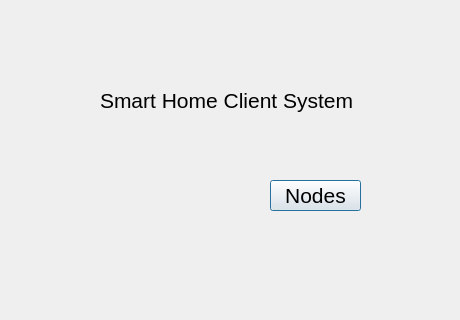
First picture: the form in mainwindow.ui, repository Rabenda/mqtt_show_data_client, before the edit.
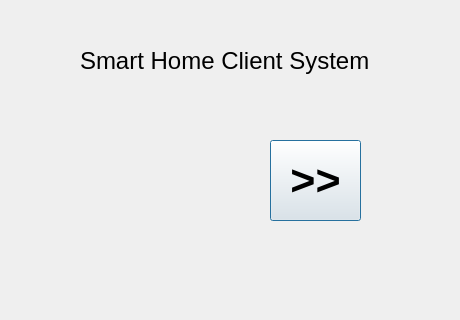
Second picture: the form after the edit. Icons and pictures are not drawn.

Diff of the .ui file:
```diff
--- a/mainwindow.ui
+++ b/mainwindow.ui
@@ -17,56 +17,77 @@
    <property name="geometry">
     <rect>
      <x>270</x>
-     <y>180</y>
+     <y>140</y>
      <width>91</width>
-     <height>31</height>
+     <height>81</height>
     </rect>
    </property>
    <property name="font">
     <font>
-     <pointsize>16</pointsize>
+     <pointsize>32</pointsize>
+     <weight>75</weight>
+     <bold>true</bold>
     </font>
    </property>
-   <property name="text">
-    <string>Nodes</string>
+   <property name="focusPolicy">
+    <enum>Qt::StrongFocus</enum>
    </property>
-  </widget>
-  <widget class="QLabel" name="label">
-   <property name="geometry">
-    <rect>
-     <x>70</x>
-     <y>70</y>
-     <width>251</width>
-     <height>61</height>
-    </rect>
+   <property name="contextMenuPolicy">
+    <enum>Qt::DefaultContextMenu</enum>
    </property>
-   <property name="font">
-    <font>
-     <pointsize>14</pointsize>
-    </font>
+   <property name="layoutDirection">
+    <enum>Qt::LeftToRight</enum>
    </property>
+   <property name="autoFillBackground">
+    <bool>false</bool>
+   </property>
    <property name="text">
-    <string/>
+    <string>&gt;&gt;</string>
+   </property>
+   <property name="iconSize">
+    <size>
+     <width>64</width>
+     <height>64</height>
+    </size>
    </property>
   </widget>
   <widget class="QLabel" name="label_2">
    <property name="geometry">
     <rect>
-     <x>100</x>
-     <y>80</y>
-     <width>271</width>
+     <x>80</x>
+     <y>40</y>
+     <width>311</width>
      <height>41</height>
     </rect>
    </property>
    <property name="font">
     <font>
-     <pointsize>16</pointsize>
+     <pointsize>18</pointsize>
     </font>
    </property>
    <property name="text">
     <string>Smart Home Client System</string>
    </property>
   </widget>
+  <widget class="QLabel" name="label_3">
+   <property name="geometry">
+    <rect>
+     <x>70</x>
+     <y>100</y>
+     <width>161</width>
+     <height>161</height>
+    </rect>
+   </property>
+   <property name="text">
+    <string/>
+   </property>
+   <property name="pixmap">
+    <pixmap resource="res.qrc">:/res/domotics/1227737.png</pixmap>
+   </property>
+   <property name="scaledContents">
+    <bool>true</bool>
+   </property>
+  </widget>
  </widget>
  <resources/>
  <connections/>
```
Left out of the diff: 4 changed lines with no effect on the pictures.
